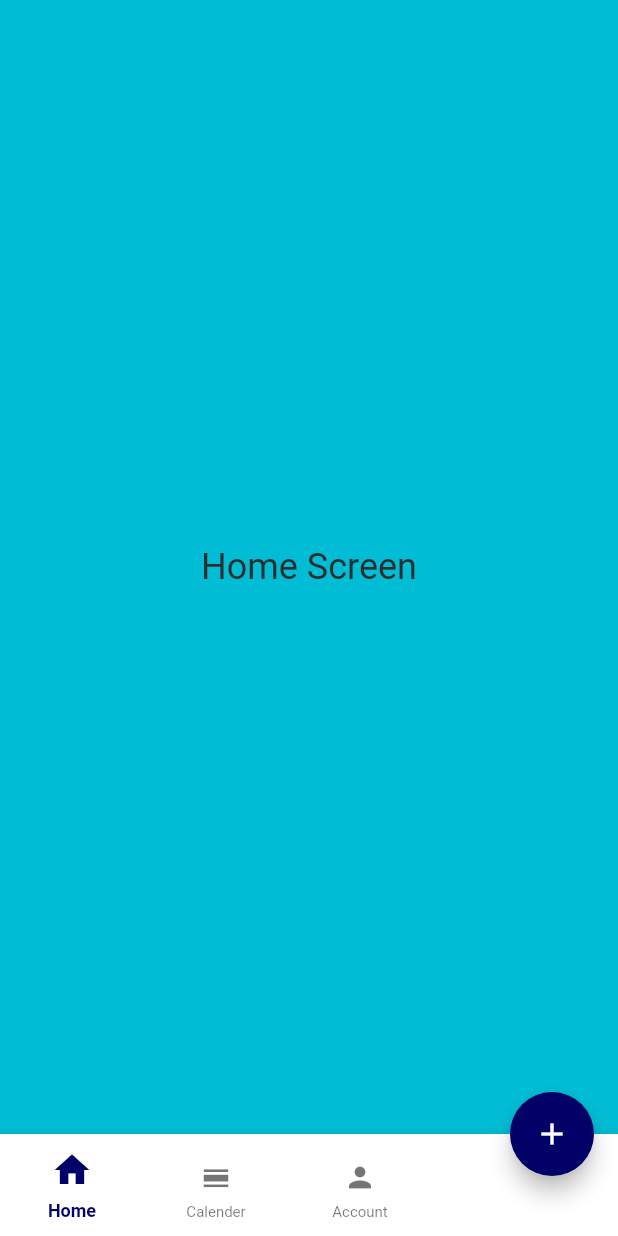
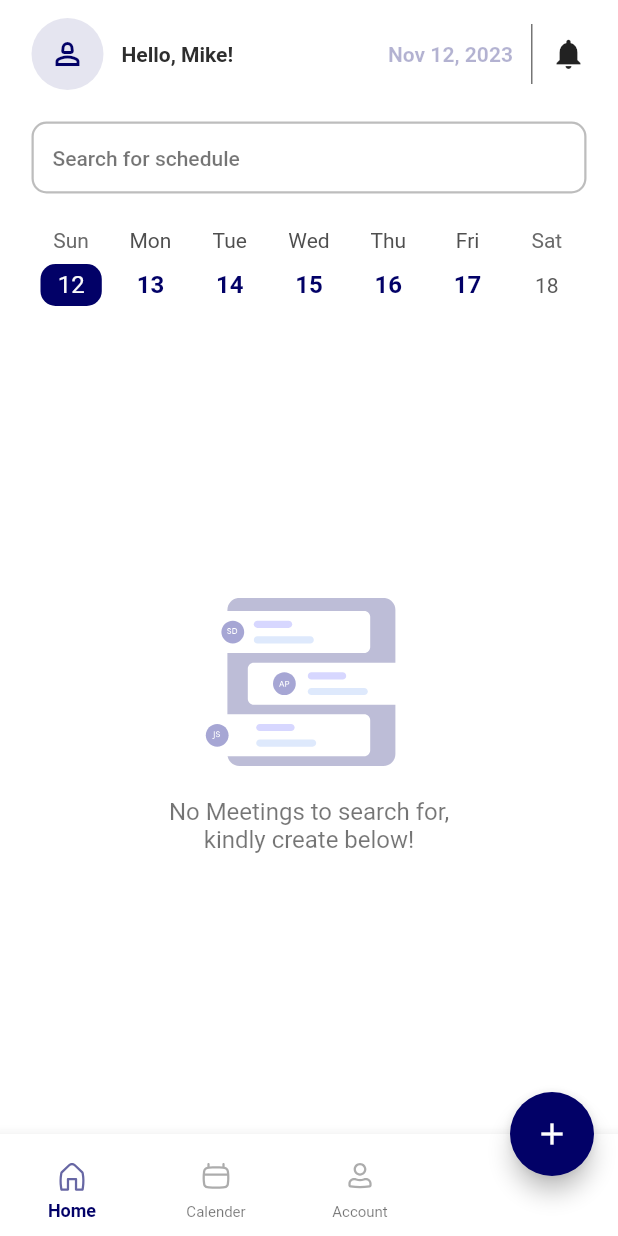
Before and after one commit to Serticode/meeting_scheduler, a Flutter app: the HomeScreenWrapper screen opened by its route, on a phone screen of 412 x 824 dp. Run offline on Flutter 3.47's test engine with Material 2 defaults, Android fonts, the phone set to English and light mode, and no system bars; drawn by our look-alikes of searchfield, table_calendar; our stand-ins replace flutter_animate, flutter_riverpod, flutter_svg, fpdart, pinput, riverpod_annotation and 1 more; generated files the repository leaves out were written again; project files that could hold a hidden picture were left out.

Commit message:
Home screen empty state completed.

```diff
--- a/lib/screens/home/home_screen.dart
+++ b/lib/screens/home/home_screen.dart
@@ -1,15 +1,73 @@
 import 'package:flutter/material.dart';
 import 'package:flutter_riverpod/flutter_riverpod.dart';
+import 'package:flutter_svg/svg.dart';
+import 'package:meeting_scheduler/screens/widgets/home_screen_header.dart';
+import 'package:meeting_scheduler/screens/widgets/home_screen_search_field.dart';
+import 'package:meeting_scheduler/shared/app_elements/app_colours.dart';
+import 'package:meeting_scheduler/shared/app_elements/app_images.dart';
 import 'package:meeting_scheduler/shared/utils/app_extensions.dart';
+import 'package:table_calendar/table_calendar.dart';
 
 class HomeScreen extends ConsumerWidget {
   const HomeScreen({super.key});
 
   @override
   Widget build(BuildContext context, WidgetRef ref) {
-    return Container(
-      color: Colors.cyan,
-      child: "Home Screen".txt24().alignCenter(),
+    return Column(
+      children: [
+        //! HEADER
+        const HomeScreenHeader(),
+
+        //!
+        21.0.sizedBoxHeight,
+
+        //! SEARCH
+        const HomeScreenSearchField(),
+
+        //!
+        21.0.sizedBoxHeight,
+
+        //! CALENDER
+        TableCalendar(
+          firstDay: DateTime.utc(2010, 10, 16),
+          lastDay: DateTime.utc(2030, 3, 14),
+          focusedDay: DateTime.now(),
+          calendarFormat: CalendarFormat.week,
+          calendarStyle: CalendarStyle(
+            markerSizeScale: 0.5,
+            defaultTextStyle: const TextStyle(
+              color: AppColours.deepBlue,
+              fontWeight: FontWeight.w600,
+              fontSize: 16,
+            ),
+            todayDecoration: BoxDecoration(
+              color: AppColours.deepBlue,
+              borderRadius: BorderRadius.circular(10),
+            ),
+          ),
+          headerVisible: false,
+          rowHeight: 40,
+          daysOfWeekHeight: 20,
+        ),
+
+        //!
+        const Spacer(),
+
+        SvgPicture.asset(AppImages.noMeetings).transformToScale(
+          scale: 0.8,
+        ),
+
+        6.0.sizedBoxHeight,
+
+        "No Meetings to search for, \nkindly create below!".txt(
+          fontSize: 16,
+          color: AppColours.black50,
+          fontWeight: FontWeight.w400,
+          textAlign: TextAlign.center,
+        ),
+
+        const Spacer(),
+      ],
     );
   }
 }
--- a/lib/screens/home/home_screen_wrapper.dart
+++ b/lib/screens/home/home_screen_wrapper.dart
@@ -14,11 +14,15 @@ class HomeScreenWrapper extends ConsumerWidget {
         ref.watch(homeWrapperControllerProvider).value;
 
     return Scaffold(
+        resizeToAvoidBottomInset: false,
         //! BODY
-        body: ref
-            .read(homeWrapperControllerProvider.notifier)
-            .screens
-            .elementAt(currentPageIndex ?? 0),
+        body: SafeArea(
+          child: ref
+              .read(homeWrapperControllerProvider.notifier)
+              .screens
+              .elementAt(currentPageIndex ?? 0)
+              .generalPadding,
+        ),
 
         //! FAB
         floatingActionButtonLocation: FloatingActionButtonLocation.endDocked,
--- a/lib/screens/widgets/bottom_nav_bar_item.dart
+++ b/lib/screens/widgets/bottom_nav_bar_item.dart
@@ -1,5 +1,7 @@
+// ignore_for_file: deprecated_member_use
 import 'package:flutter/material.dart';
 import 'package:flutter_riverpod/flutter_riverpod.dart';
+import 'package:flutter_svg/svg.dart';
 import 'package:meeting_scheduler/shared/app_elements/app_colours.dart';
 import 'package:meeting_scheduler/shared/utils/app_extensions.dart';
 import 'package:meeting_scheduler/shared/utils/type_def.dart';
@@ -7,7 +9,7 @@ import 'package:meeting_scheduler/shared/utils/type_def.dart';
 class CustomBottomNavBarItem extends ConsumerWidget {
   final void Function() onTap;
   final String label;
-  final IconData itemIcon;
+  final String itemIcon;
   final bool isSelected;
   const CustomBottomNavBarItem({
     super.key,
@@ -30,9 +32,8 @@ class CustomBottomNavBarItem extends ConsumerWidget {
         mainAxisAlignment: MainAxisAlignment.end,
         children: [
           //! ICON
-          Icon(
+          SvgPicture.asset(
             itemIcon,
-            size: isSelected ? 28 : 22,
             color: isSelected ? AppColours.deepBlue : AppColours.black50,
           ),
 
--- /dev/null
+++ b/lib/screens/widgets/home_screen_header.dart
@@ -0,0 +1,59 @@
+import 'package:flutter/material.dart';
+import 'package:flutter_riverpod/flutter_riverpod.dart';
+import 'package:meeting_scheduler/shared/app_elements/app_colours.dart';
+import 'package:meeting_scheduler/shared/utils/app_extensions.dart';
+import 'package:meeting_scheduler/shared/utils/utils.dart';
+
+class HomeScreenHeader extends ConsumerWidget {
+  const HomeScreenHeader({super.key});
+
+  @override
+  Widget build(BuildContext context, WidgetRef ref) {
+    final DateTime dateTime = DateTime.now();
+    return Row(
+      children: [
+        //! IMAGE
+        CircleAvatar(
+          radius: 24,
+          backgroundColor: AppColours.deepBlue.withOpacity(0.1),
+          child: const Icon(
+            Icons.person_2_outlined,
+            color: AppColours.deepBlue,
+          ),
+        ),
+
+        //!
+        12.0.sizedBoxWidth,
+
+        //! GREETING
+        "Hello, Mike!".txt14(
+          fontWeight: FontWeight.w700,
+        ),
+
+        const Spacer(),
+
+        "${AppUtils.getMonth(dateTime: dateTime)} ${dateTime.day}, ${dateTime.year}"
+            .txt14(
+          fontWeight: FontWeight.w600,
+          color: AppColours.deepBlue.withOpacity(0.3),
+        ),
+
+        //!
+        12.0.sizedBoxWidth,
+
+        Container(
+          width: 1.0,
+          height: 40.0,
+          color: AppColours.black50,
+        ),
+
+        //!
+        12.0.sizedBoxWidth,
+
+        const Icon(
+          Icons.notifications,
+        )
+      ],
+    );
+  }
+}
--- /dev/null
+++ b/lib/screens/widgets/home_screen_search_field.dart
@@ -0,0 +1,86 @@
+import 'package:flutter/material.dart';
+import 'package:flutter_riverpod/flutter_riverpod.dart';
+import 'package:meeting_scheduler/shared/app_elements/app_colours.dart';
+import 'package:meeting_scheduler/shared/utils/app_extensions.dart';
+import 'package:searchfield/searchfield.dart';
+
+class HomeScreenSearchField extends ConsumerWidget {
+  const HomeScreenSearchField({super.key});
+
+  @override
+  Widget build(BuildContext context, WidgetRef ref) {
+    final suggestions = List.generate(12, (index) => 'suggestion $index');
+    final focus = FocusNode();
+
+    return SearchField(
+      key: const Key('searchfield'),
+      hint: 'Search for schedule',
+      itemHeight: 50,
+      scrollbarDecoration: ScrollbarDecoration(),
+      offset: const Offset(0, 60),
+      focusNode: focus,
+      suggestionState: Suggestion.expand,
+      onSuggestionTap: (SearchFieldListItem<String> x) => focus.unfocus(),
+
+      //!
+      //! DECORATION
+      searchInputDecoration: InputDecoration(
+        contentPadding: 14.0.symmetricPadding,
+        enabledBorder: OutlineInputBorder(
+          borderRadius: BorderRadius.circular(10),
+          borderSide: const BorderSide(width: 1.5, color: Colors.black26),
+        ),
+        focusedBorder: OutlineInputBorder(
+          borderRadius: BorderRadius.circular(10),
+          borderSide: const BorderSide(width: 1.5, color: Colors.black26),
+        ),
+        hintStyle: const TextStyle(
+          color: AppColours.black50,
+          fontSize: 14,
+          fontWeight: FontWeight.w500,
+        ),
+      ),
+      suggestionsDecoration: SuggestionDecoration(
+        padding: 14.0.symmetricPadding,
+        border: Border.all(width: 1.5, color: Colors.black26),
+        borderRadius: const BorderRadius.all(Radius.circular(10)),
+      ),
+
+      //!
+      //! SUGGESTIONS / ITEMS
+      suggestions: suggestions
+          .map(
+            (e) => SearchFieldListItem<String>(e,
+                child: Text(
+                  e,
+                  style: const TextStyle(
+                    fontSize: 16,
+                    color: AppColours.black50,
+                  ),
+                )),
+          )
+          .toList(),
+
+      //! ON SEARCH TEXT CHANGE
+      onSearchTextChanged: (query) {
+        final filter = suggestions
+            .where((element) =>
+                element.toLowerCase().contains(query.toLowerCase()))
+            .toList();
+        return filter
+            .map((e) => SearchFieldListItem<String>(e,
+                child: Padding(
+                  padding: const EdgeInsets.symmetric(vertical: 4.0),
+                  child: Text(
+                    e,
+                    style: const TextStyle(
+                      fontSize: 16,
+                      color: AppColours.black50,
+                    ),
+                  ),
+                )))
+            .toList();
+      },
+    );
+  }
+}
--- a/lib/services/controllers/home_wrapper/home_wrapper_controller.dart
+++ b/lib/services/controllers/home_wrapper/home_wrapper_controller.dart
@@ -3,6 +3,7 @@ import 'package:flutter/material.dart';
 import 'package:meeting_scheduler/screens/calender/calender_screen.dart';
 import 'package:meeting_scheduler/screens/home/home_screen.dart';
 import 'package:meeting_scheduler/screens/profile/account_screen.dart';
+import 'package:meeting_scheduler/shared/app_elements/app_images.dart';
 import 'package:riverpod_annotation/riverpod_annotation.dart';
 part "home_wrapper_controller.g.dart";
 
@@ -19,10 +20,10 @@ class HomeWrapperController extends _$HomeWrapperController {
     "Account",
   ];
 
-  List<IconData> bottomNavBarItemIcons = const [
-    Icons.home,
-    Icons.calendar_view_day,
-    Icons.person,
+  List<String> bottomNavBarItemIcons = const [
+    AppImages.home,
+    AppImages.calender,
+    AppImages.account,
   ];
 
   List<Widget> screens = const [
--- a/lib/shared/app_elements/app_images.dart
+++ b/lib/shared/app_elements/app_images.dart
@@ -15,7 +15,7 @@ class AppImages {
   //!
   //! HOME - SVG
   static const home = "assets/icons/home.svg";
-  static const calender =
-      "assets/svgs/logoBG.svg"; //"assets/icons/calendar.svg";
+  static const calender = "assets/icons/calendar.svg";
   static const account = "assets/icons/user.svg";
+  static const noMeetings = "assets/svgs/noMeetings.svg";
 }
--- a/lib/shared/utils/type_def.dart
+++ b/lib/shared/utils/type_def.dart
@@ -28,3 +28,16 @@ enum AppHapticFeedbackType {
   selectionClick,
   vibrate,
 }
+
+//!
+//! MEETING STRUCTURE
+typedef ScheduledMeeting = ({
+  String fullName,
+  String professionOfVenueBooker,
+  String purposeOfMeeting,
+  String numberOfExpectedParticipants,
+  String dateOfMeeting,
+  String meetingStartTime,
+  String meetingEndTime,
+  String selectedVenue,
+});
--- /dev/null
+++ b/lib/shared/utils/utils.dart
@@ -0,0 +1,52 @@
+class AppUtils {
+  const AppUtils._();
+
+//!
+//! FETCH MONTH NAME
+  static String getMonth({required DateTime dateTime}) {
+    String theMonth = "";
+    switch (dateTime.month) {
+      case 1:
+        theMonth = "Jan";
+        return theMonth;
+      case 2:
+        theMonth = "Feb";
+        return theMonth;
+      case 3:
+        theMonth = "Mar";
+        return theMonth;
+      case 4:
+        theMonth = "Apr";
+        return theMonth;
+      case 5:
+        theMonth = "May";
+        return theMonth;
+      case 6:
+        theMonth = "Jun";
+        return theMonth;
+      case 7:
+        theMonth = "Jul";
+        return theMonth;
+      case 8:
+        theMonth = "Aug";
+        return theMonth;
+      case 9:
+        theMonth = "Sep";
+        return theMonth;
+      case 10:
+        theMonth = "Oct";
+        return theMonth;
+      case 11:
+        theMonth = "Nov";
+        return theMonth;
+      case 12:
+        theMonth = "Dec";
+        return theMonth;
+
+      //! DEFAULT VALUES
+      default:
+        theMonth = "Could not fetch the month";
+        return theMonth;
+    }
+  }
+}
--- a/pubspec.yaml
+++ b/pubspec.yaml
@@ -57,6 +57,8 @@ dependencies:
   loading_indicator: ^3.1.1
   riverpod_annotation:
   cron: ^0.5.1
+  searchfield: ^0.8.7
+  table_calendar: ^3.0.8
 
 dev_dependencies:
   flutter_test:
```
Also changed, not shown: pubspec.lock, 1 other file.
